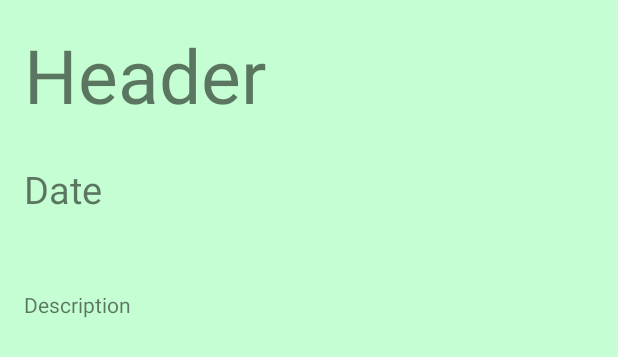
After one commit to MaanyaShanker/Neighborly, an Android app: the layout activity_time_pop_up.xml on its own in the app's theme, with its tools: preview values and no code run, on a phone screen of 412 x 824 dp. The commit adds this screen. Shown: the top 357 px of the screen. Run offline under Robolectric (Android 15) with nearby library versions, the phone set to English and light mode, and no system bars.

Commit message:
time pop up window

```diff
--- a/app/src/main/java/technogirl/maanyavictoria/neighborly/Time/TimeFragment.java
+++ b/app/src/main/java/technogirl/maanyavictoria/neighborly/Time/TimeFragment.java
@@ -38,9 +38,9 @@ public class TimeFragment extends Fragment {
         View view = inflater.inflate(R.layout.fragment_time, container, false);
         recyclerView = (RecyclerView) view.findViewById(R.id.recycler_view);
         timeItemList = new ArrayList<>();
-        timeItemList.add(new TimeItem("Volunteer", "4/20/2020", "I need a few things picked up"));
-        timeItemList.add(new TimeItem("Volunteer", "4/20/2020", "I need a few things picked up"));
-        timeItemList.add(new TimeItem("Volunteer", "4/20/2020", "I need a few things picked up"));
+        timeItemList.add(new TimeItem("Installation", "4/20/2020", "I need a TV set built", "I recently bought a TV that I haven't installed, but now I am injured, and I would appreciate the help."));
+        timeItemList.add(new TimeItem("Babysitting", "4/20/2020", "I need someone to watch my kids for a night", "I have 2 kids: a 5 year old and a 2 year old. My husband and I wanted to go out for a break, and we would appreciate it if someone watched our kids. We're willing to pay!"));
+        timeItemList.add(new TimeItem("Plumbing", "4/20/2020", "I need some plumbing work done", "My toilet stopped working for some reason, and I would love if someone could help out!"));
         TimeRecyclerAdapter mAdapter = new TimeRecyclerAdapter(timeItemList, container.getContext());
         recyclerView.setItemAnimator(new DefaultItemAnimator());
         recyclerView.setAdapter(mAdapter);
--- /dev/null
+++ b/app/src/main/res/layout/activity_time_pop_up.xml
@@ -0,0 +1,37 @@
+<?xml version="1.0" encoding="utf-8"?>
+<androidx.constraintlayout.widget.ConstraintLayout xmlns:android="http://schemas.android.com/apk/res/android"
+    xmlns:app="http://schemas.android.com/apk/res-auto"
+    xmlns:tools="http://schemas.android.com/tools"
+    android:layout_width="match_parent"
+    android:layout_height="match_parent"
+    tools:context=".Time.TimePopUp"
+    android:background="@color/background"
+    android:padding="@dimen/padding">
+
+    <TextView
+        android:id="@+id/popuptimeheader"
+        android:layout_width="wrap_content"
+        android:layout_height="wrap_content"
+        android:text="Header"
+        android:textSize="@dimen/header_size"
+        app:layout_constraintLeft_toLeftOf="parent"
+        app:layout_constraintTop_toTopOf="parent"/>
+    <TextView
+        android:id="@+id/popuptimedate"
+        android:layout_width="wrap_content"
+        android:layout_height="wrap_content"
+        android:text="Date"
+        android:textSize="25dp"
+        android:paddingTop="25dp"
+        app:layout_constraintLeft_toLeftOf="parent"
+        app:layout_constraintTop_toBottomOf="@id/popuptimeheader"/>
+    <TextView
+        android:id="@+id/popuptimedesc"
+        android:layout_width="wrap_content"
+        android:layout_height="wrap_content"
+        android:text="Description"
+        app:layout_constraintLeft_toLeftOf="parent"
+        app:layout_constraintTop_toBottomOf="@id/popuptimedate"
+        android:paddingTop="@dimen/header_size"/>
+
+</androidx.constraintlayout.widget.ConstraintLayout>
```
Also changed, not shown: app/src/main/AndroidManifest.xml (+5 -2 lines), app/src/main/java/technogirl/maanyavictoria/neighborly/Time/TimeItem.java (+16 -8 lines), app/src/main/java/technogirl/maanyavictoria/neighborly/Time/TimePopUp.java (added, +40 -0 lines), app/src/main/java/technogirl/maanyavictoria/neighborly/Time/TimeRecyclerAdapter.java (+11 -3 lines).
